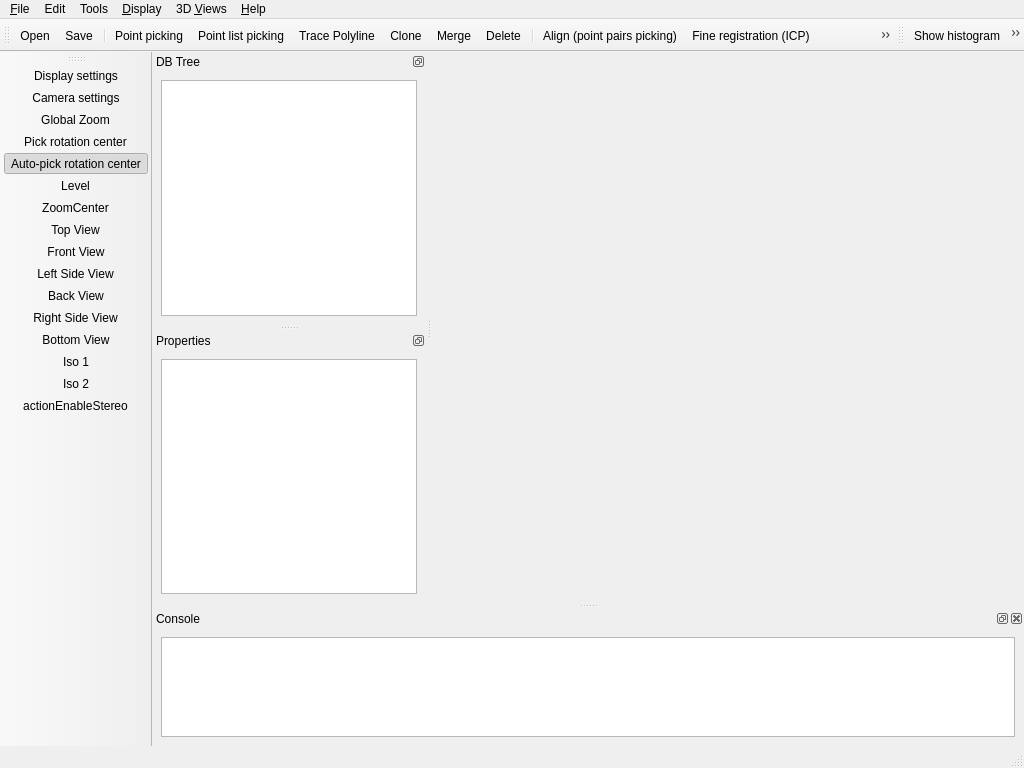
lljydyx/ForkCloudCompare, file qCC/ui_templates/mainWindow.ui: the form before one commit.
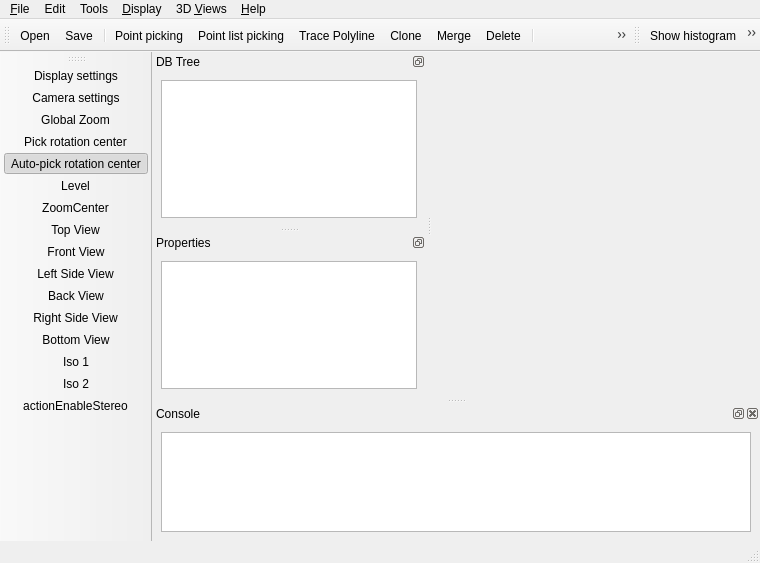
The form after the commit. Icons and pictures are not drawn. Custom widgets are drawn as their Qt base class.

Diff of the .ui file:
```diff
--- a/qCC/ui_templates/mainWindow.ui
+++ b/qCC/ui_templates/mainWindow.ui
@@ -6,8 +6,8 @@
    <rect>
     <x>0</x>
     <y>0</y>
-    <width>1024</width>
-    <height>768</height>
+    <width>760</width>
+    <height>563</height>
    </rect>
   </property>
   <property name="sizePolicy">
@@ -38,7 +38,7 @@
     <rect>
      <x>0</x>
      <y>0</y>
-     <width>1024</width>
+     <width>760</width>
      <height>23</height>
     </rect>
    </property>
@@ -701,7 +701,7 @@
    <addaction name="actionPrimitiveFactory"/>
    <addaction name="actionRasterize"/>
    <addaction name="actionSORFilter"/>
-   <addaction name="actionExtractTrafficMarking"/>
+   <addaction name="actionDoTest"/>
    <addaction name="separator"/>
    <addaction name="actionSegment"/>
    <addaction name="actionTranslateRotate"/>
@@ -3072,6 +3072,18 @@
     <string>矢量化交通标线</string>
    </property>
   </action>
+  <action name="actionDoTest">
+   <property name="icon">
+    <iconset resource="../icones.qrc">
+     <normaloff>:/CC/images/theme/snowman.png</normaloff>:/CC/images/theme/snowman.png</iconset>
+   </property>
+   <property name="text">
+    <string>测试</string>
+   </property>
+   <property name="toolTip">
+    <string>测试</string>
+   </property>
+  </action>
  </widget>
  <customwidgets>
   <customwidget>
```
